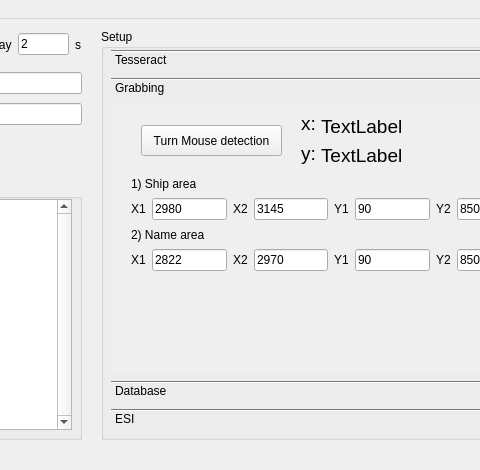
Blackout76/eve-overview-scanner, file QtDesigner/Main.ui: the form before one commit; both pictures show x 219 to 699 and y 0 to 470 of the 782 by 470 pixel window.
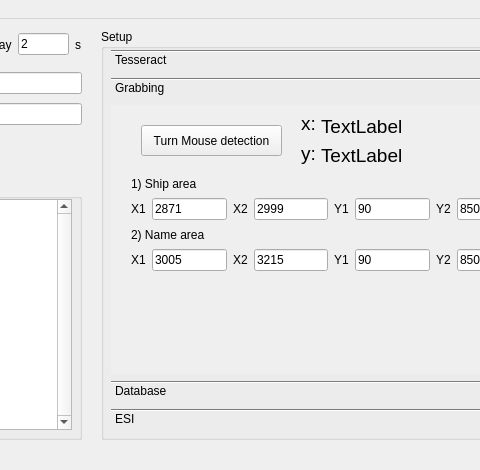
The form after the commit. The open tabs and pages were chosen to show the change.

```diff
--- a/QtDesigner/Main.ui
+++ b/QtDesigner/Main.ui
@@ -192,7 +192,7 @@
           <item>
            <widget class="QLineEdit" name="SA_x1">
             <property name="text">
-             <string>2980</string>
+             <string>2871</string>
             </property>
            </widget>
           </item>
@@ -206,7 +206,7 @@
           <item>
            <widget class="QLineEdit" name="SA_x2">
             <property name="text">
-             <string>3145</string>
+             <string>2999</string>
             </property>
            </widget>
           </item>
@@ -272,7 +272,7 @@
           <item>
            <widget class="QLineEdit" name="NA_x1">
             <property name="text">
-             <string>2822</string>
+             <string>3005</string>
             </property>
            </widget>
           </item>
@@ -286,7 +286,7 @@
           <item>
            <widget class="QLineEdit" name="NA_x2">
             <property name="text">
-             <string>2970</string>
+             <string>3215</string>
             </property>
            </widget>
           </item>
```
